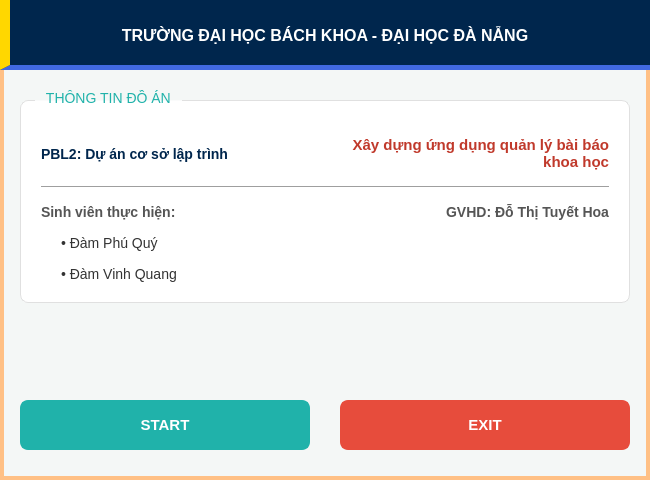
Above: src/components/mainwindow.ui from DamPhuQuy/Scientific-Article-Management before the change. Below: the same form after it.
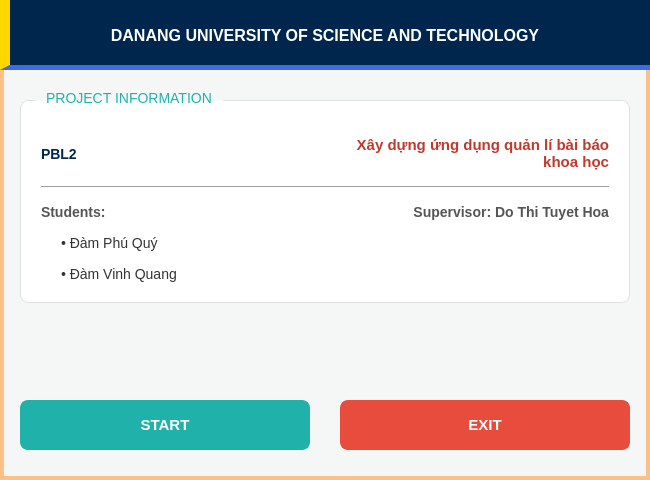
That is the form after the change.

Patch:
```diff
--- a/src/components/mainwindow.ui
+++ b/src/components/mainwindow.ui
@@ -92,12 +92,6 @@
       <layout class="QHBoxLayout" name="horizontalLayout_Header">
        <item>
         <widget class="QLabel" name="lblHeader">
-         <property name="text">
-          <string>TRƯỜNG ĐẠI HỌC BÁCH KHOA - ĐẠI HỌC ĐÀ NẴNG</string>
-         </property>
-         <property name="alignment">
-          <set>Qt::AlignmentFlag::AlignCenter</set>
-         </property>
          <property name="styleSheet">
           <string notr="true">
            color: #ffffff;
@@ -106,6 +100,12 @@
            background: transparent;
           </string>
          </property>
+         <property name="text">
+          <string>DANANG UNIVERSITY OF SCIENCE AND TECHNOLOGY</string>
+         </property>
+         <property name="alignment">
+          <set>Qt::AlignmentFlag::AlignCenter</set>
+         </property>
         </widget>
        </item>
       </layout>
@@ -134,7 +134,7 @@
        <item>
         <widget class="QGroupBox" name="groupBoxInfo">
          <property name="title">
-          <string> THÔNG TIN ĐỒ ÁN </string>
+          <string> PROJECT INFORMATION </string>
          </property>
          <layout class="QGridLayout" name="gridLayout">
           <property name="verticalSpacing">
@@ -159,14 +159,14 @@
           <item row="0" column="0">
            <widget class="QLabel" name="label_PBL">
             <property name="text">
-             <string>PBL2: Dự án cơ sở lập trình</string>
+             <string>PBL2</string>
             </property>
            </widget>
           </item>
           <item row="0" column="1">
            <widget class="QLabel" name="label_ProjectName">
             <property name="text">
-             <string>Xây dựng ứng dụng quản lý bài báo khoa học</string>
+             <string>Xây dựng ứng dụng quản lí bài báo khoa học</string>
             </property>
             <property name="alignment">
              <set>Qt::AlignmentFlag::AlignRight|Qt::AlignmentFlag::AlignTrailing|Qt::AlignmentFlag::AlignVCenter</set>
@@ -191,14 +191,14 @@
           <item row="2" column="0">
            <widget class="QLabel" name="label_StudentsTitle">
             <property name="text">
-             <string>Sinh viên thực hiện:</string>
+             <string>Students:</string>
             </property>
            </widget>
           </item>
           <item row="2" column="1">
            <widget class="QLabel" name="label_Teacher">
             <property name="text">
-             <string>GVHD: Đỗ Thị Tuyết Hoa</string>
+             <string>Supervisor: Do Thi Tuyet Hoa</string>
             </property>
             <property name="alignment">
              <set>Qt::AlignmentFlag::AlignRight|Qt::AlignmentFlag::AlignTrailing|Qt::AlignmentFlag::AlignVCenter</set>
```
Left out of the diff: 77 changed lines with no effect on the pictures.
